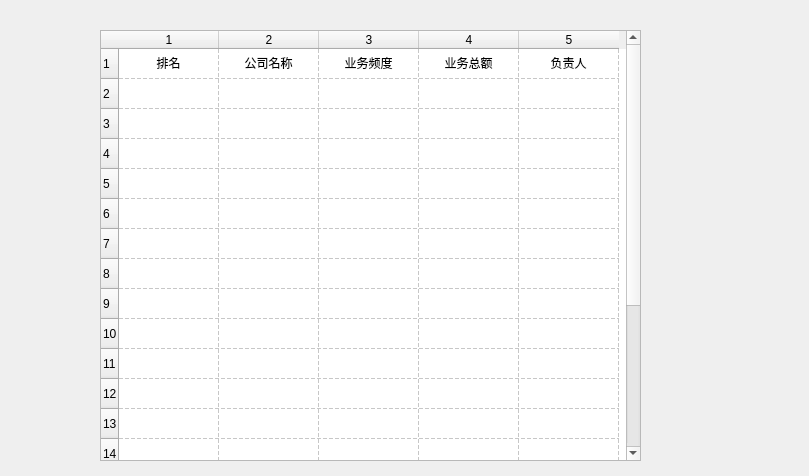
Jadecity/StorePro, file ui/lncRankDsp.ui: the form before one commit.
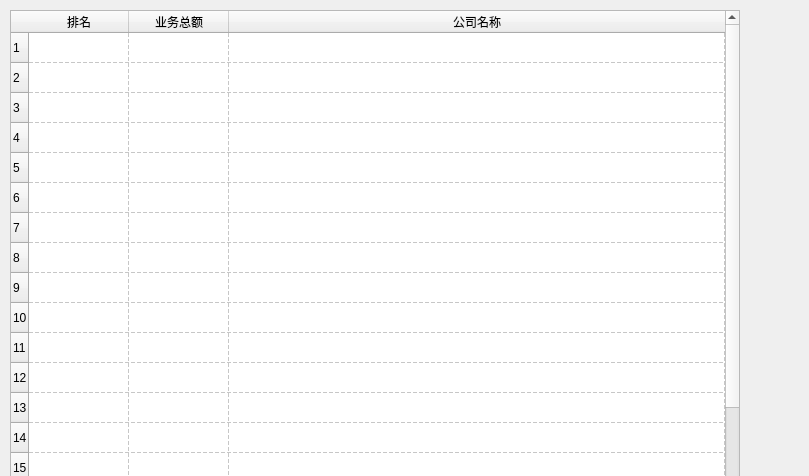
The form after the commit.

Diff of the .ui file:
```diff
--- a/ui/lncRankDsp.ui
+++ b/ui/lncRankDsp.ui
@@ -16,15 +16,18 @@
   <widget class="QTableWidget" name="tableWidget">
    <property name="geometry">
     <rect>
-     <x>100</x>
-     <y>30</y>
-     <width>541</width>
-     <height>431</height>
+     <x>10</x>
+     <y>10</y>
+     <width>730</width>
+     <height>508</height>
     </rect>
    </property>
    <property name="editTriggers">
     <set>QAbstractItemView::NoEditTriggers</set>
    </property>
+   <property name="textElideMode">
+    <enum>Qt::ElideMiddle</enum>
+   </property>
    <property name="gridStyle">
     <enum>Qt::DashLine</enum>
    </property>
@@ -35,8 +38,17 @@
     <number>20</number>
    </property>
    <property name="columnCount">
-    <number>5</number>
+    <number>3</number>
    </property>
+   <attribute name="horizontalHeaderCascadingSectionResizes">
+    <bool>false</bool>
+   </attribute>
+   <attribute name="horizontalHeaderDefaultSectionSize">
+    <number>100</number>
+   </attribute>
+   <attribute name="horizontalHeaderStretchLastSection">
+    <bool>true</bool>
+   </attribute>
    <row/>
    <row/>
    <row/>
@@ -57,75 +69,30 @@
    <row/>
    <row/>
    <row/>
-   <column/>
-   <column/>
-   <column/>
-   <column/>
-   <column/>
-   <item row="0" column="0">
+   <column>
     <property name="text">
      <string>排名</string>
     </property>
-    <property name="font">
-     <font>
-      <weight>50</weight>
-      <italic>false</italic>
-      <bold>false</bold>
-      <underline>false</underline>
-      <strikeout>false</strikeout>
-     </font>
-    </property>
     <property name="textAlignment">
      <set>AlignHCenter|AlignVCenter|AlignCenter</set>
     </property>
-    <property name="flags">
-     <set>ItemIsSelectable|ItemIsUserCheckable|ItemIsEnabled</set>
-    </property>
-   </item>
-   <item row="0" column="1">
-    <property name="text">
-     <string>公司名称</string>
-    </property>
-    <property name="textAlignment">
-     <set>AlignHCenter|AlignVCenter|AlignCenter</set>
-    </property>
-    <property name="flags">
-     <set>ItemIsSelectable|ItemIsUserCheckable|ItemIsEnabled</set>
-    </property>
-   </item>
-   <item row="0" column="2">
-    <property name="text">
-     <string>业务频度</string>
-    </property>
-    <property name="textAlignment">
-     <set>AlignHCenter|AlignVCenter|AlignCenter</set>
-    </property>
-    <property name="flags">
-     <set>ItemIsSelectable|ItemIsUserCheckable|ItemIsEnabled</set>
-    </property>
-   </item>
-   <item row="0" column="3">
+   </column>
+   <column>
     <property name="text">
      <string>业务总额</string>
     </property>
     <property name="textAlignment">
      <set>AlignHCenter|AlignVCenter|AlignCenter</set>
     </property>
-    <property name="flags">
-     <set>ItemIsSelectable|ItemIsUserCheckable|ItemIsEnabled</set>
-    </property>
-   </item>
-   <item row="0" column="4">
+   </column>
+   <column>
     <property name="text">
-     <string>负责人</string>
+     <string>公司名称</string>
     </property>
     <property name="textAlignment">
      <set>AlignHCenter|AlignVCenter|AlignCenter</set>
     </property>
-    <property name="flags">
-     <set>ItemIsSelectable|ItemIsUserCheckable|ItemIsEnabled</set>
-    </property>
-   </item>
+   </column>
   </widget>
  </widget>
  <resources/>
```
